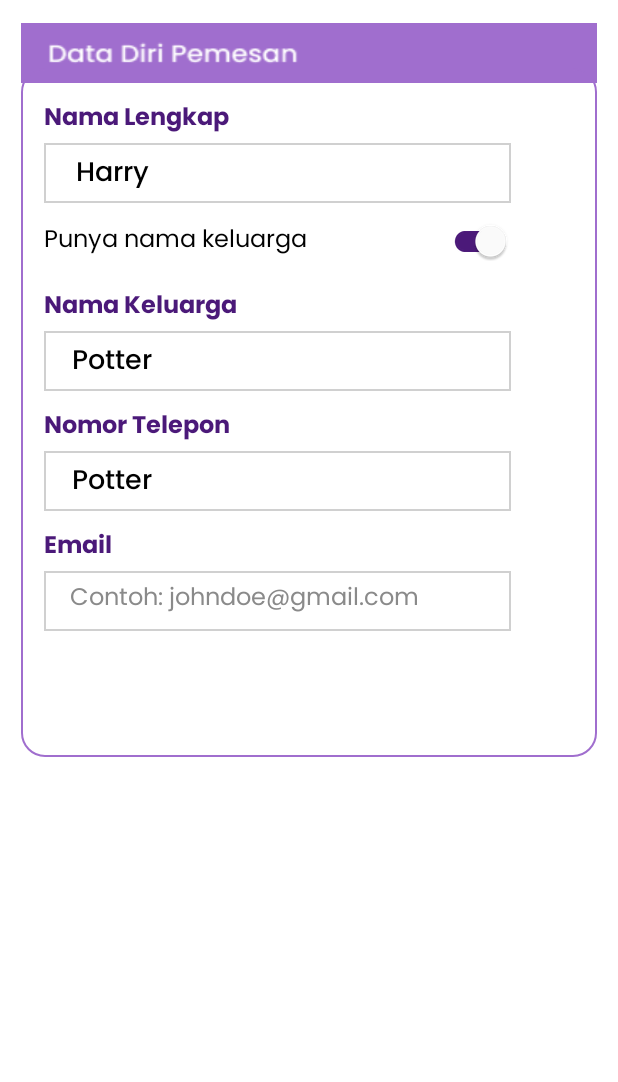
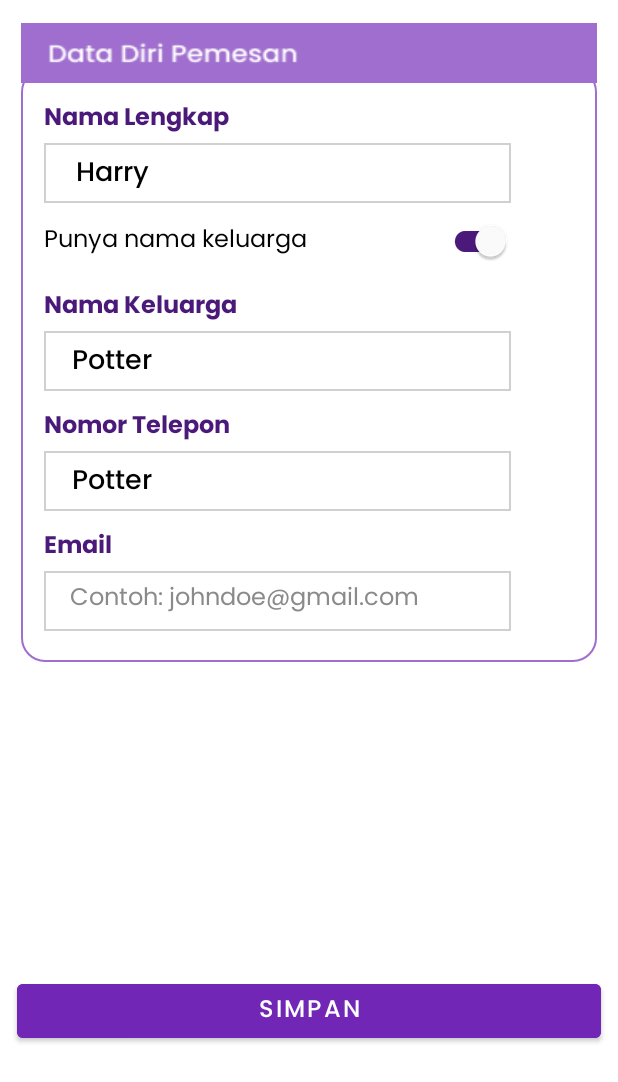
Before and after one commit to BINARFPC2/C2-Mobile, an Android app: the fragment BiodataPemesanFragment shown on its own in the app's theme, on a phone screen of 412 x 824 dp. Shown: the top 1082 px of the screen. Run offline under Robolectric (Android 15) with nearby library versions, the phone set to English and light mode, and no system bars.

Commit message:
update beranda

```diff
--- a/app/src/main/res/layout/fragment_biodata_pemesan.xml
+++ b/app/src/main/res/layout/fragment_biodata_pemesan.xml
@@ -15,38 +15,38 @@
 
     <RelativeLayout
         android:layout_width="384dp"
-        android:layout_height="459dp"
+        android:layout_height="396dp"
         android:layout_marginLeft="14dp"
         android:layout_marginTop="45dp"
         android:background="@drawable/shape_rectangle_ungu">
 
         <TextView
+            style="@style/TextBody14Bold"
             android:layout_width="wrap_content"
             android:layout_height="wrap_content"
             android:layout_marginLeft="15dp"
             android:layout_marginTop="20dp"
             android:text="Nama Lengkap"
-            android:textSize="16dp"
             android:textColor="@color/darkblue_05"
-            style="@style/TextBody14Bold" />
+            android:textSize="16dp" />
 
         <RelativeLayout
-            android:background="@drawable/rectangle"
             android:layout_width="311dp"
             android:layout_height="40dp"
             android:layout_marginLeft="15dp"
-            android:layout_marginTop="50dp">
+            android:layout_marginTop="50dp"
+            android:background="@drawable/rectangle">
 
             <TextView
                 android:id="@+id/tvNamaLengkapPemesan"
-                android:layout_marginTop="5dp"
                 style="@style/TextTitle16Medium"
                 android:layout_width="91dp"
                 android:layout_height="match_parent"
+                android:layout_marginTop="5dp"
                 android:gravity="center_horizontal"
                 android:text="Harry"
                 android:textColor="@color/black"
-                android:textSize="18dp"/>
+                android:textSize="18dp" />
 
         </RelativeLayout>
 
@@ -65,7 +65,7 @@
                 android:layout_centerVertical="true"
                 android:text="Punya nama keluarga"
                 android:textColor="@color/black"
-                android:textSize="16dp"/>
+                android:textSize="16dp" />
 
             <com.google.android.material.switchmaterial.SwitchMaterial
                 android:id="@+id/switchh"
@@ -80,90 +80,90 @@
         </RelativeLayout>
 
         <TextView
+            style="@style/TextBody14Bold"
             android:layout_width="wrap_content"
             android:layout_height="wrap_content"
             android:layout_marginLeft="15dp"
             android:layout_marginTop="145dp"
             android:text="Nama Keluarga"
-            android:textSize="16dp"
             android:textColor="@color/darkblue_05"
-            style="@style/TextBody14Bold"/>
+            android:textSize="16dp" />
 
         <RelativeLayout
-            android:background="@drawable/rectangle"
             android:layout_width="311dp"
             android:layout_height="40dp"
             android:layout_marginLeft="15dp"
-            android:layout_marginTop="175dp">
+            android:layout_marginTop="175dp"
+            android:background="@drawable/rectangle">
 
             <TextView
                 android:id="@+id/tvNamaKeluargaPemesan"
-                android:layout_marginTop="5dp"
                 style="@style/TextTitle16Medium"
                 android:layout_width="91dp"
                 android:layout_height="match_parent"
+                android:layout_marginTop="5dp"
                 android:gravity="center_horizontal"
                 android:text="Potter"
                 android:textColor="@color/black"
-                android:textSize="18dp"/>
+                android:textSize="18dp" />
 
         </RelativeLayout>
 
         <TextView
+            style="@style/TextBody14Bold"
             android:layout_width="wrap_content"
             android:layout_height="wrap_content"
             android:layout_marginLeft="15dp"
             android:layout_marginTop="225dp"
             android:text="Nomor Telepon"
-            android:textSize="16dp"
             android:textColor="@color/darkblue_05"
-            style="@style/TextBody14Bold"/>
+            android:textSize="16dp" />
 
         <RelativeLayout
-            android:background="@drawable/rectangle"
             android:layout_width="311dp"
             android:layout_height="40dp"
             android:layout_marginLeft="15dp"
-            android:layout_marginTop="255dp">
+            android:layout_marginTop="255dp"
+            android:background="@drawable/rectangle">
 
             <TextView
                 android:id="@+id/tvNoTelfonPemesan"
-                android:layout_marginTop="5dp"
                 style="@style/TextTitle16Medium"
                 android:layout_width="91dp"
                 android:layout_height="match_parent"
+                android:layout_marginTop="5dp"
                 android:gravity="center_horizontal"
                 android:text="Potter"
                 android:textColor="@color/black"
-                android:textSize="18dp"/>
+                android:textSize="18dp" />
 
         </RelativeLayout>
 
 
         <TextView
+            style="@style/TextBody14Bold"
             android:layout_width="wrap_content"
             android:layout_height="wrap_content"
             android:layout_marginLeft="15dp"
             android:layout_marginTop="305dp"
             android:text="Email"
-            android:textSize="16dp"
             android:textColor="@color/darkblue_05"
-            style="@style/TextBody14Bold"/>
+            android:textSize="16dp" />
 
         <RelativeLayout
-            android:background="@drawable/rectangle"
             android:layout_width="311dp"
             android:layout_height="40dp"
             android:layout_marginLeft="15dp"
-            android:layout_marginTop="335dp">
+            android:layout_marginTop="335dp"
+            android:background="@drawable/rectangle">
 
             <TextView
                 android:id="@+id/tvEmailPemesan"
                 style="@style/TextBody14Regular"
                 android:layout_width="match_parent"
                 android:layout_height="wrap_content"
+                android:layout_marginLeft="17dp"
                 android:layout_marginTop="5dp"
-                android:layout_marginLeft="17dp"
                 android:text="Contoh: johndoe@gmail.com"
                 android:textColor="@color/neutral_03"
                 android:textSize="16dp" />
@@ -172,4 +172,14 @@
 
     </RelativeLayout>
 
+    <Button
+        android:id="@+id/btnSimpanBiodataPemesanan"
+        style="@style/TextTitle16Medium"
+        android:layout_gravity="center_horizontal"
+        android:layout_width="389dp"
+        android:layout_height="wrap_content"
+        android:layout_marginTop="650dp"
+        android:backgroundTint="@color/darkblue_04"
+        android:text="@string/btn_simpan" />
+
 </FrameLayout>
```
